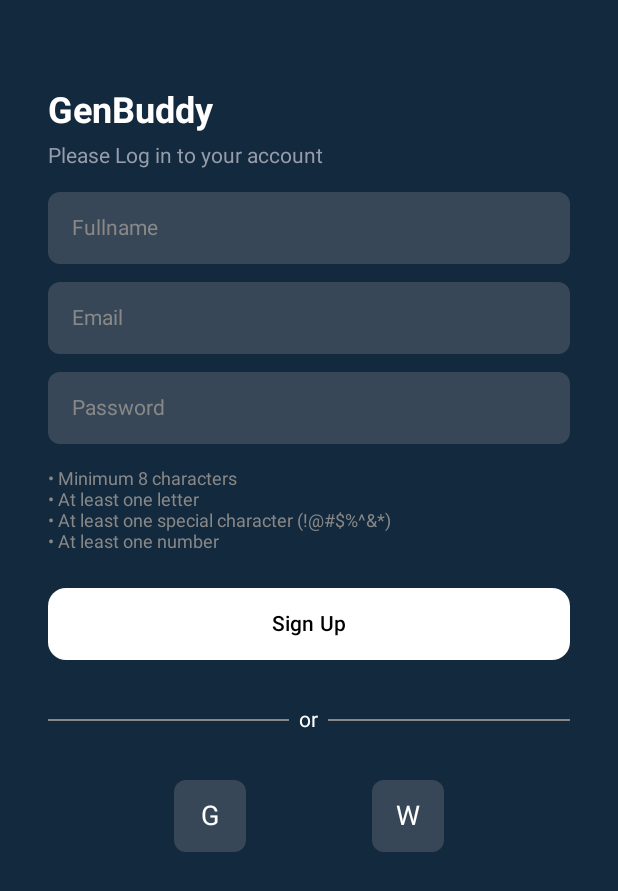
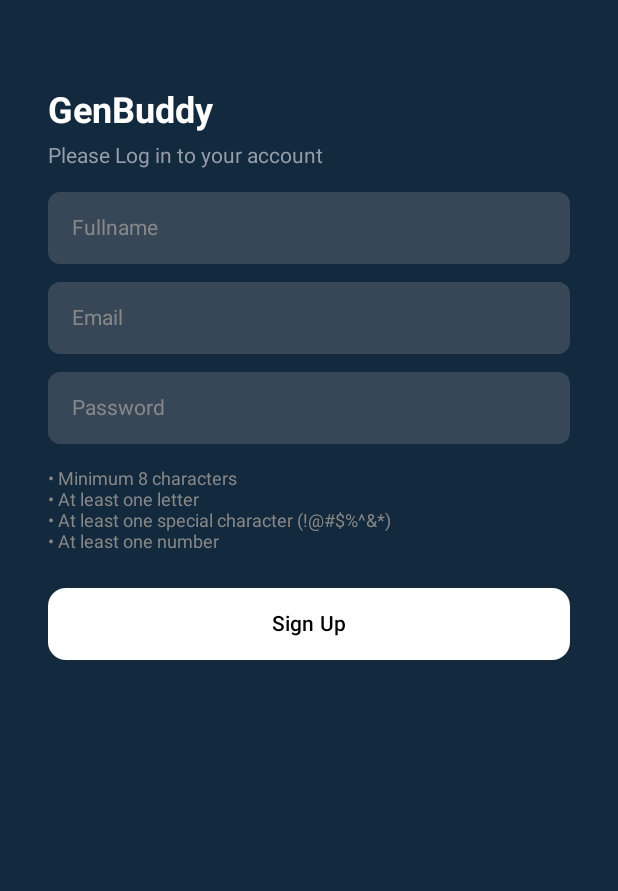
Before and after one commit to sedie02/GenBuddy-Template, an Android app built with Jetpack Compose: the @Preview function PreviewRegisterScreen, on a phone screen of 412 x 824 dp. Shown: the top 891 px of the screen. Run offline under Robolectric (Android 15) with nearby library versions, the phone set to English and light mode, and no system bars.

Commit message:
RegisterScreen meer grond gelegd

```diff
--- a/app/src/main/java/com/example/genbuddytemplate/screens/RegisterScreen.kt
+++ b/app/src/main/java/com/example/genbuddytemplate/screens/RegisterScreen.kt
@@ -19,6 +19,7 @@ import androidx.compose.ui.text.TextStyle
 import androidx.compose.ui.tooling.preview.Preview
 import androidx.compose.foundation.clickable
 import com.example.genbuddytemplate.Screen
+
 
 @Composable
 fun RegisterScreen(onNavigate: (Screen) -> Unit) {
@@ -168,14 +169,14 @@ fun RegisterScreen(onNavigate: (Screen) -> Unit) {
             Spacer(modifier = Modifier.height(32.dp))
 
             // OR Divider
-            Row(
-                modifier = Modifier.fillMaxWidth(),
-                verticalAlignment = Alignment.CenterVertically
-            ) {
-                Divider(color = Color.Gray, modifier = Modifier.weight(1f))
-                Text(text = "  or  ", color = Color.White)
-                Divider(color = Color.Gray, modifier = Modifier.weight(1f))
-            }
+            //Row(
+            //    modifier = Modifier.fillMaxWidth(),
+            //    verticalAlignment = Alignment.CenterVertically
+            //) {
+            //    Divider(color = Color.Gray, modifier = Modifier.weight(1f))
+            //    Text(text = "  or  ", color = Color.White)
+            //    Divider(color = Color.Gray, modifier = Modifier.weight(1f))
+            //}
             Spacer(modifier = Modifier.height(32.dp))
 
             // Social Login Options
@@ -183,8 +184,8 @@ fun RegisterScreen(onNavigate: (Screen) -> Unit) {
                 modifier = Modifier.fillMaxWidth(),
                 horizontalArrangement = Arrangement.SpaceEvenly
             ) {
-                SocialLoginButton(text = "G")
-                SocialLoginButton(text = "W")
+            //    SocialLoginButton(text = "G")
+            //    SocialLoginButton(text = "W")
             }
             Spacer(modifier = Modifier.height(32.dp))
         }
```
Also changed, not shown: app/src/main/java/com/example/genbuddytemplate/MainActivity.kt (+4 -4 lines), app/src/main/java/com/example/genbuddytemplate/screens/LoginScreen.kt (+16 -32 lines).
